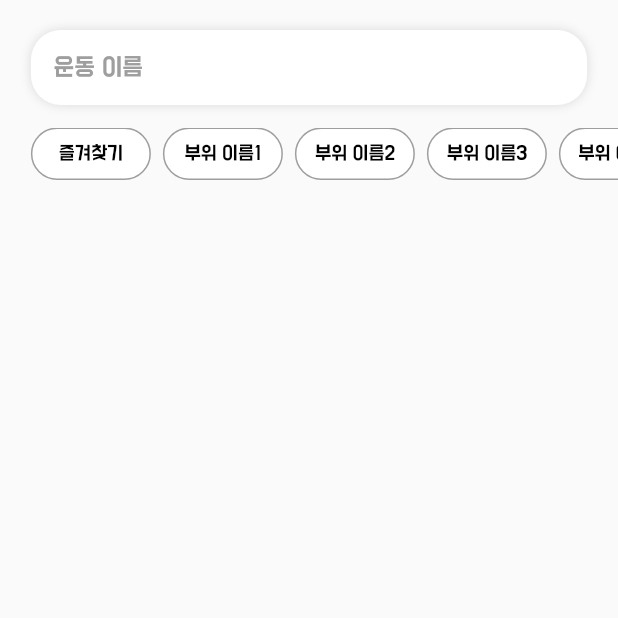
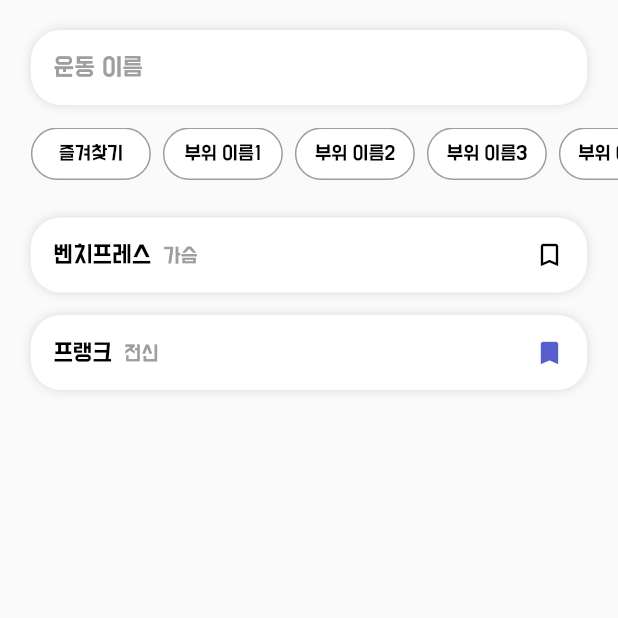
Before and after one commit to 812jay/stronger, a Flutter app: the LibraryView screen opened directly, on a phone screen of 412 x 824 dp, the top half of it. Run offline on Flutter 3.47's test engine with Material 2 defaults, Android fonts, the phone set to English and light mode, and no system bars; our stand-ins replace table_calendar.

Commit message:
공용 위젯 추가

```diff
--- a/lib/utils/define.dart
+++ b/lib/utils/define.dart
@@ -6,4 +6,5 @@ class ColorsStronger {
   static const primaryBG = Color(0xFF575fcf);
   static const lightGreen = Color(0xFF05c46b);
   static const lightGrey = Color(0xFF9e9e9e);
+  static const shadowColor = Color(0xFFD9D9D9);
 }
--- a/lib/views/workouts_calendar/workouts_calendar.dart
+++ b/lib/views/workouts_calendar/workouts_calendar.dart
@@ -1,4 +1,5 @@
 import 'package:flutter/material.dart';
+import 'package:stronger/widgets/common/common_button.dart';
 import 'package:table_calendar/table_calendar.dart';
 
 class WorkoutsCalendar extends StatelessWidget {
--- a/lib/views/workouts_library/library_view.dart
+++ b/lib/views/workouts_library/library_view.dart
@@ -3,8 +3,9 @@ import 'package:provider/provider.dart';
 import 'package:provider/src/provider.dart';
 import 'package:stronger/provider/library_provider.dart';
 import 'package:stronger/utils/define.dart';
-
-const shadowColor = Color(0xFFD9D9D9);
+import 'package:stronger/widgets/common/common_card.dart';
+import 'package:stronger/widgets/common/workout_text.dart';
+import 'package:stronger/widgets/library/workout_card.dart';
 
 class LibraryView extends StatelessWidget {
   static const routeName = 'library';
@@ -36,7 +37,7 @@ class LibraryView extends StatelessWidget {
                     borderRadius: BorderRadius.circular(20),
                     boxShadow: const [
                       BoxShadow(
-                        color: shadowColor,
+                        color: ColorsStronger.shadowColor,
                         blurRadius: 5,
                       )
                     ],
@@ -61,11 +62,13 @@ class LibraryView extends StatelessWidget {
                   ),
                 ),
               ),
+
+              /// categories
               Consumer<LibraryProvider>(
                 builder: (_, provider, __) {
                   final categories = provider.categories;
                   return Container(
-                    margin: const EdgeInsets.symmetric(vertical: 15),
+                    margin: const EdgeInsets.only(top: 15),
                     height: 35,
                     child: CustomScrollView(
                       scrollDirection: Axis.horizontal,
@@ -93,6 +96,19 @@ class LibraryView extends StatelessWidget {
                     ),
                   );
                 },
+              ),
+              const SizedBox(height: 10),
+              WorkoutCard(
+                workoutName: '벤치프레스',
+                bodyPart: '가슴',
+                isBookmarked: false,
+                onTap: () => print('1'),
+              ),
+              WorkoutCard(
+                workoutName: '프랭크',
+                bodyPart: '전신',
+                isBookmarked: true,
+                onTap: () => print('2'),
               ),
             ],
           ),
--- /dev/null
+++ b/lib/widgets/common/common_card.dart
@@ -0,0 +1,34 @@
+import 'package:flutter/material.dart';
+import 'package:stronger/utils/define.dart';
+
+class CommonCard extends StatelessWidget {
+  const CommonCard({
+    required this.child,
+    this.cardColor = Colors.white,
+    Key? key,
+  }) : super(key: key);
+
+  final Widget child;
+  final Color cardColor;
+
+  @override
+  Widget build(BuildContext context) {
+    final double width = MediaQuery.of(context).size.width;
+    return Container(
+      width: width * 0.9,
+      height: 50,
+      padding: const EdgeInsets.symmetric(horizontal: 15),
+      decoration: BoxDecoration(
+        color: Colors.white,
+        borderRadius: BorderRadius.circular(20),
+        boxShadow: const [
+          BoxShadow(
+            color: ColorsStronger.shadowColor,
+            blurRadius: 5,
+          )
+        ],
+      ),
+      child: child,
+    );
+  }
+}
--- /dev/null
+++ b/lib/widgets/common/workout_text.dart
@@ -0,0 +1,37 @@
+import 'package:flutter/material.dart';
+import 'package:stronger/utils/define.dart';
+
+class WorkoutText extends StatelessWidget {
+  const WorkoutText({
+    required this.workoutName,
+    required this.bodyPart,
+    Key? key,
+  }) : super(key: key);
+
+  final String workoutName;
+  final String bodyPart;
+
+  @override
+  Widget build(BuildContext context) {
+    return Row(
+      crossAxisAlignment: CrossAxisAlignment.end,
+      children: [
+        Text(
+          workoutName,
+          style: const TextStyle(
+            fontSize: 17,
+            color: Colors.black,
+          ),
+        ),
+        const SizedBox(width: 8),
+        Text(
+          bodyPart,
+          style: const TextStyle(
+            fontSize: 15,
+            color: ColorsStronger.lightGrey,
+          ),
+        ),
+      ],
+    );
+  }
+}
--- /dev/null
+++ b/lib/widgets/library/workout_card.dart
@@ -0,0 +1,42 @@
+import 'package:flutter/material.dart';
+import 'package:stronger/utils/define.dart';
+import 'package:stronger/widgets/common/common_card.dart';
+import 'package:stronger/widgets/common/workout_text.dart';
+
+class WorkoutCard extends StatelessWidget {
+  const WorkoutCard({
+    required this.workoutName,
+    required this.bodyPart,
+    required this.isBookmarked,
+    required this.onTap,
+    Key? key,
+  }) : super(key: key);
+
+  final String workoutName;
+  final String bodyPart;
+  final bool isBookmarked;
+  final VoidCallback onTap;
+
+  @override
+  Widget build(BuildContext context) {
+    return GestureDetector(
+      onTap: onTap,
+      child: Padding(
+        padding: const EdgeInsets.only(top: 15),
+        child: CommonCard(
+          child: Row(
+            mainAxisAlignment: MainAxisAlignment.spaceBetween,
+            children: [
+              WorkoutText(workoutName: workoutName, bodyPart: bodyPart),
+              Icon(
+                isBookmarked ? Icons.bookmark : Icons.bookmark_border,
+                size: 20,
+                color: isBookmarked ? ColorsStronger.primaryBG : Colors.black,
+              ),
+            ],
+          ),
+        ),
+      ),
+    );
+  }
+}
```
Also changed, not shown: lib/widgets/calendar/workout_card_for_add.dart (added, +58 -0 lines), lib/widgets/common/common_button.dart (added, +40 -0 lines).
